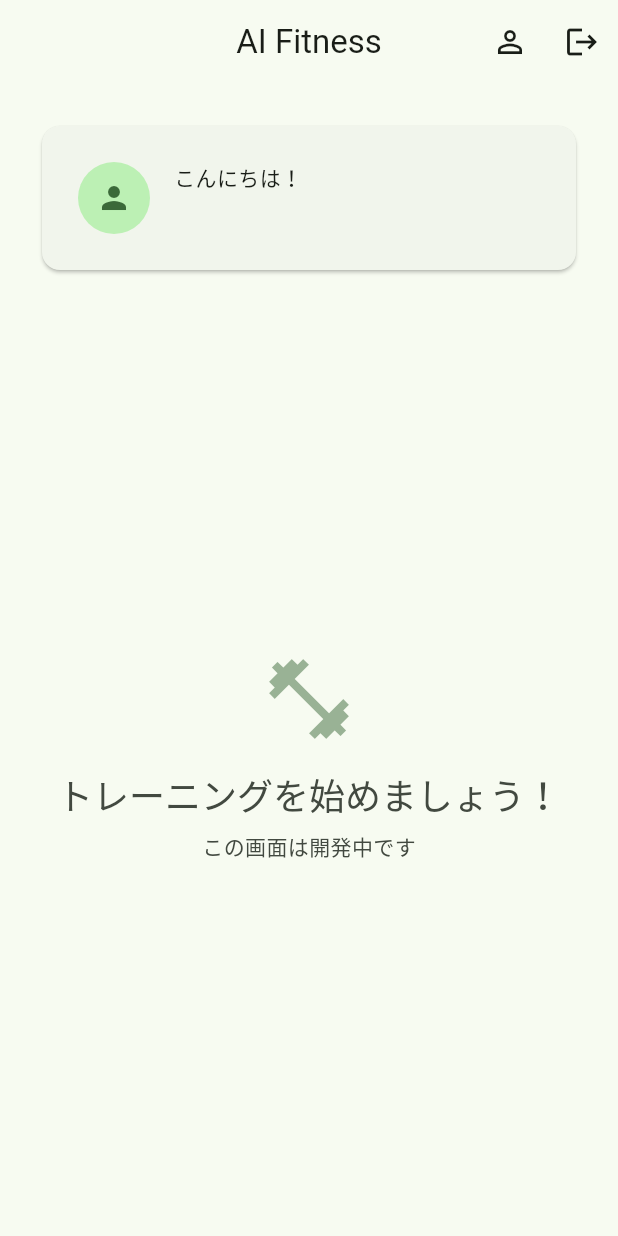
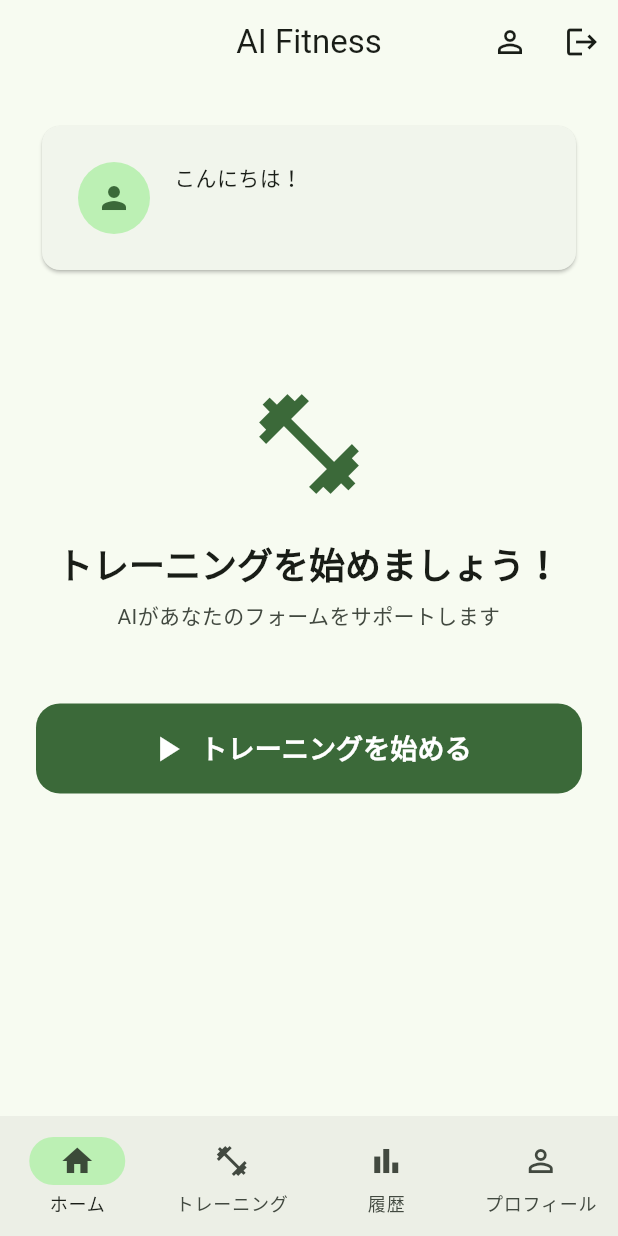
Before and after one commit to Daiki01234567/ai_fitness_app, a Flutter app: the HomeScreen screen opened by its route, on a phone screen of 412 x 824 dp. Run offline on Flutter 3.47's test engine with Material 3 defaults, Android fonts, the phone set to English and light mode, and no system bars; our stand-ins replace camera, cloud_firestore, cloud_functions, connectivity_plus, firebase_auth, firebase_core and 6 more; missing offline and left inert: google_mlkit_pose_detection; accounts and stored records are empty; Roboto replaces fonts that are missing (NotoSansJP).

Commit message:
feat: ホーム画面にトレーニング開始導線とボトムナビゲーションを実装
Ticket #011（トレーニングセッション画面）の導線として、ホーム画面を更新:

- トレーニング開始ボタンを追加（種目選択画面へ遷移）
- ボトムナビゲーションバーを追加（4タブ: ホーム、トレーニング、履歴、プロフィール）
- Material 3 NavigationBarを使用
- bottomNavIndexProviderでナビゲーション状態管理
- 既存の警告カード（メール認証、削除予定）を維持

参照仕様: docs/specs/05_画面遷移図_ワイヤーフレーム_v3_3.md

🤖 Generated with [Claude Code](https://claude.com/claude-code)

Co-Authored-By: Claude <noreply@anthropic.com>

```diff
--- a/flutter_app/lib/screens/home/home_screen.dart
+++ b/flutter_app/lib/screens/home/home_screen.dart
@@ -1,16 +1,18 @@
 // Home Screen
-// Main app screen after authentication
+// Main app screen after authentication with bottom navigation
 //
-// @version 1.0.0
-// @date 2025-11-26
+// @version 2.0.0
+// @date 2025-11-29
 
 import 'package:flutter/material.dart';
 import 'package:flutter_riverpod/flutter_riverpod.dart';
-import 'package:go_router/go_router.dart';
 
 import '../../core/auth/auth_state_notifier.dart';
 import '../../core/router/app_router.dart';
 import '../../core/theme/app_theme.dart';
+
+/// Current navigation tab index provider
+final bottomNavIndexProvider = StateProvider<int>((ref) => 0);
 
 class HomeScreen extends ConsumerWidget {
   const HomeScreen({super.key});
@@ -20,6 +22,7 @@ class HomeScreen extends ConsumerWidget {
     final authState = ref.watch(authStateProvider);
     final user = authState.user;
     final userData = authState.userData;
+    final currentIndex = ref.watch(bottomNavIndexProvider);
 
     return Scaffold(
       appBar: AppBar(
@@ -28,7 +31,7 @@ class HomeScreen extends ConsumerWidget {
           IconButton(
             icon: const Icon(Icons.person_outline),
             onPressed: () {
-              context.go(AppRoutes.profile);
+              context.goToProfile();
             },
             tooltip: 'プロフィール',
           ),
@@ -42,24 +45,79 @@ class HomeScreen extends ConsumerWidget {
         ],
       ),
       body: SafeArea(
-        child: Padding(
+        child: SingleChildScrollView(
           padding: const EdgeInsets.all(AppSpacing.lg),
           child: Column(
             crossAxisAlignment: CrossAxisAlignment.stretch,
             children: [
-              // Welcome message
-              Card(
+              // Welcome message card
+              _buildWelcomeCard(context, user, userData),
+              const SizedBox(height: AppSpacing.lg),
+
+              // Email verification warning
+              if (user != null && !user.emailVerified) ...[
+                _buildEmailVerificationWarning(context, ref),
+                const SizedBox(height: AppSpacing.lg),
+              ],
+
+              // Deletion scheduled warning
+              if (authState.isDeletionScheduled) ...[
+                _buildDeletionWarning(context, ref),
+                const SizedBox(height: AppSpacing.lg),
+              ],
+
+              // Training start section
+              _buildTrainingStartSection(context),
+            ],
+          ),
+        ),
+      ),
+      bottomNavigationBar: NavigationBar(
+        selectedIndex: currentIndex,
+        onDestinationSelected: (index) {
+          ref.read(bottomNavIndexProvider.notifier).state = index;
+          _navigateToTab(context, index);
+        },
+        destinations: const [
+          NavigationDestination(
+            icon: Icon(Icons.home_outlined),
+            selectedIcon: Icon(Icons.home),
+            label: 'ホーム',
+          ),
+          NavigationDestination(
+            icon: Icon(Icons.fitness_center_outlined),
+            selectedIcon: Icon(Icons.fitness_center),
+            label: 'トレーニング',
+          ),
+          NavigationDestination(
+            icon: Icon(Icons.bar_chart_outlined),
+            selectedIcon: Icon(Icons.bar_chart),
+            label: '履歴',
+          ),
+          NavigationDestination(
+            icon: Icon(Icons.person_outline),
+            selectedIcon: Icon(Icons.person),
+            label: 'プロフィール',
+          ),
+        ],
+      ),
+    );
+  }
+
+  /// Build welcome card with user greeting
+  Widget _buildWelcomeCard(
+    BuildContext context,
+    dynamic user,
+    Map<String, dynamic>? userData,
+  ) {
+    return Card(
       child: Padding(
         padding: const EdgeInsets.all(AppSpacing.lg),
-                  child: Column(
-                    crossAxisAlignment: CrossAxisAlignment.start,
-                    children: [
-                      Row(
+        child: Row(
           children: [
             CircleAvatar(
               radius: 24,
-                            backgroundColor:
-                                Theme.of(context).colorScheme.primaryContainer,
+              backgroundColor: Theme.of(context).colorScheme.primaryContainer,
               child: Icon(
                 Icons.person,
                 color: Theme.of(context).colorScheme.primary,
@@ -88,15 +146,13 @@ class HomeScreen extends ConsumerWidget {
             ),
           ],
         ),
-                    ],
       ),
-                ),
-              ),
-              const SizedBox(height: AppSpacing.lg),
+    );
+  }
 
-              // Email verification warning
-              if (user != null && !user.emailVerified) ...[
-                Card(
+  /// Build email verification warning card
+  Widget _buildEmailVerificationWarning(BuildContext context, WidgetRef ref) {
+    return Card(
       color: Theme.of(context).colorScheme.errorContainer,
       child: Padding(
         padding: const EdgeInsets.all(AppSpacing.md),
@@ -115,18 +171,14 @@ class HomeScreen extends ConsumerWidget {
                     'メールアドレスが確認されていません',
                     style: TextStyle(
                       fontWeight: FontWeight.bold,
-                                  color: Theme.of(context)
-                                      .colorScheme
-                                      .onErrorContainer,
+                      color: Theme.of(context).colorScheme.onErrorContainer,
                     ),
                   ),
                   const SizedBox(height: AppSpacing.xs),
                   Text(
                     '確認メールのリンクをクリックしてください',
                     style: TextStyle(
-                                  color: Theme.of(context)
-                                      .colorScheme
-                                      .onErrorContainer,
+                      color: Theme.of(context).colorScheme.onErrorContainer,
                     ),
                   ),
                 ],
@@ -134,9 +186,7 @@ class HomeScreen extends ConsumerWidget {
             ),
             TextButton(
               onPressed: () {
-                            ref
-                                .read(authStateProvider.notifier)
-                                .sendEmailVerification();
+                ref.read(authStateProvider.notifier).sendEmailVerification();
                 ScaffoldMessenger.of(context).showSnackBar(
                   const SnackBar(
                     content: Text('確認メールを再送信しました'),
@@ -148,13 +198,12 @@ class HomeScreen extends ConsumerWidget {
           ],
         ),
       ),
-                ),
-                const SizedBox(height: AppSpacing.lg),
-              ],
+    );
+  }
 
-              // Deletion scheduled warning
-              if (authState.isDeletionScheduled) ...[
-                Card(
+  /// Build account deletion warning card
+  Widget _buildDeletionWarning(BuildContext context, WidgetRef ref) {
+    return Card(
       color: Theme.of(context).colorScheme.errorContainer,
       child: Padding(
         padding: const EdgeInsets.all(AppSpacing.md),
@@ -173,18 +222,14 @@ class HomeScreen extends ConsumerWidget {
                     'アカウント削除が予定されています',
                     style: TextStyle(
                       fontWeight: FontWeight.bold,
-                                  color: Theme.of(context)
-                                      .colorScheme
-                                      .onErrorContainer,
+                      color: Theme.of(context).colorScheme.onErrorContainer,
                     ),
                   ),
                   const SizedBox(height: AppSpacing.xs),
                   Text(
                     '30日後にアカウントが削除されます',
                     style: TextStyle(
-                                  color: Theme.of(context)
-                                      .colorScheme
-                                      .onErrorContainer,
+                      color: Theme.of(context).colorScheme.onErrorContainer,
                     ),
                   ),
                 ],
@@ -192,60 +237,98 @@ class HomeScreen extends ConsumerWidget {
             ),
             TextButton(
               onPressed: () {
-                            ref
-                                .read(authStateProvider.notifier)
-                                .cancelAccountDeletion();
+                ref.read(authStateProvider.notifier).cancelAccountDeletion();
               },
               child: const Text('キャンセル'),
             ),
           ],
         ),
       ),
-                ),
-                const SizedBox(height: AppSpacing.lg),
-              ],
+    );
+  }
 
-              // Placeholder content
-              Expanded(
-                child: Center(
+  /// Build training start section with large button
+  Widget _buildTrainingStartSection(BuildContext context) {
+    return Column(
+      children: [
+        // Training icon and message
+        Padding(
+          padding: const EdgeInsets.symmetric(vertical: AppSpacing.xxl),
           child: Column(
-                    mainAxisAlignment: MainAxisAlignment.center,
             children: [
               Icon(
                 Icons.fitness_center,
-                        size: 64,
-                        color: Theme.of(context)
-                            .colorScheme
-                            .primary
-                            .withValues(alpha: 0.5),
+                size: 80,
+                color: Theme.of(context).colorScheme.primary,
               ),
-                      const SizedBox(height: AppSpacing.md),
+              const SizedBox(height: AppSpacing.lg),
               Text(
                 'トレーニングを始めましょう！',
-                        style:
-                            Theme.of(context).textTheme.headlineSmall?.copyWith(
-                                  color: Theme.of(context)
-                                      .colorScheme
-                                      .onSurfaceVariant,
+                style: Theme.of(context).textTheme.headlineSmall?.copyWith(
+                      fontWeight: FontWeight.bold,
                     ),
+                textAlign: TextAlign.center,
               ),
               const SizedBox(height: AppSpacing.sm),
               Text(
-                        'この画面は開発中です',
+                'AIがあなたのフォームをサポートします',
                 style: Theme.of(context).textTheme.bodyMedium?.copyWith(
-                              color: Theme.of(context)
-                                  .colorScheme
-                                  .onSurfaceVariant,
+                      color: Theme.of(context).colorScheme.onSurfaceVariant,
+                    ),
+                textAlign: TextAlign.center,
+              ),
+            ],
+          ),
+        ),
+
+        // Start training button (large green button)
+        FilledButton(
+          onPressed: () {
+            context.goToTraining();
+          },
+          style: FilledButton.styleFrom(
+            backgroundColor: Theme.of(context).colorScheme.primary,
+            foregroundColor: Theme.of(context).colorScheme.onPrimary,
+            minimumSize: const Size(double.infinity, 56),
+            padding: const EdgeInsets.symmetric(vertical: AppSpacing.md),
+            shape: RoundedRectangleBorder(
+              borderRadius: BorderRadius.circular(AppRadius.xl),
+            ),
+          ),
+          child: const Row(
+            mainAxisAlignment: MainAxisAlignment.center,
+            children: [
+              Icon(Icons.play_arrow, size: 28),
+              SizedBox(width: AppSpacing.sm),
+              Text(
+                'トレーニングを始める',
+                style: TextStyle(
+                  fontSize: 18,
+                  fontWeight: FontWeight.bold,
                 ),
               ),
             ],
           ),
         ),
-              ),
       ],
-          ),
-        ),
-      ),
     );
   }
+
+  /// Navigate to tab by index
+  void _navigateToTab(BuildContext context, int index) {
+    switch (index) {
+      case 0:
+        context.goToHome();
+        break;
+      case 1:
+        context.goToTraining();
+        break;
+      case 2:
+        context.goToHistory();
+        break;
+      case 3:
+        context.goToProfile();
+        break;
     }
+  }
+}
```
Lines whose indentation alone changed are shown as unchanged.
